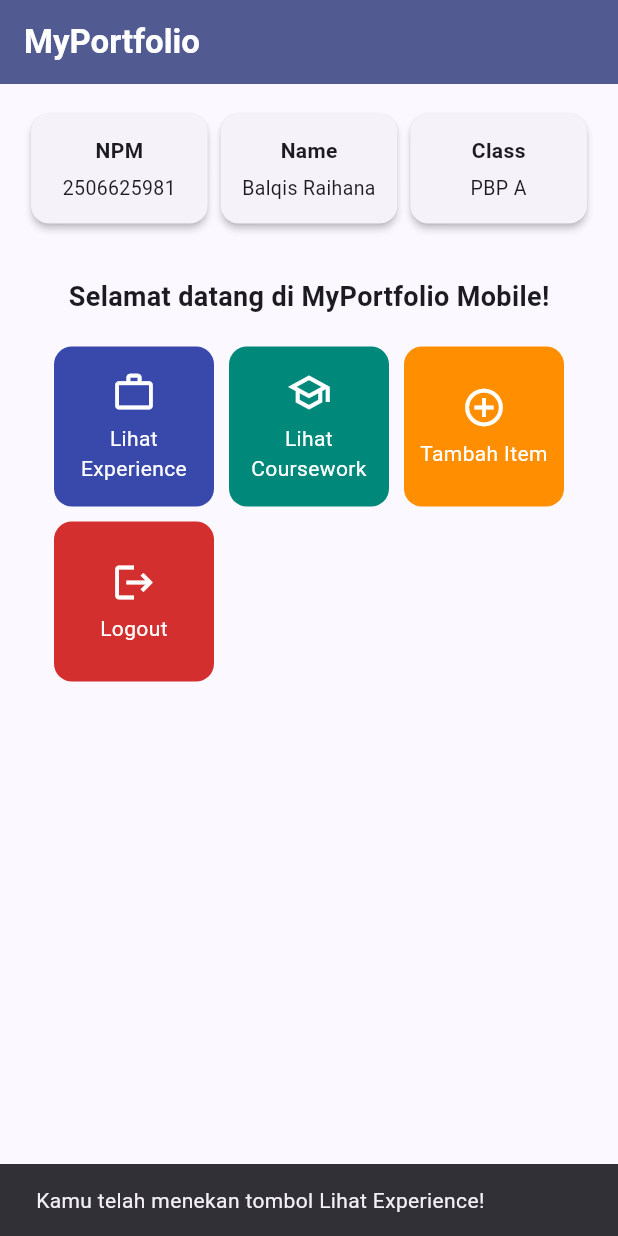
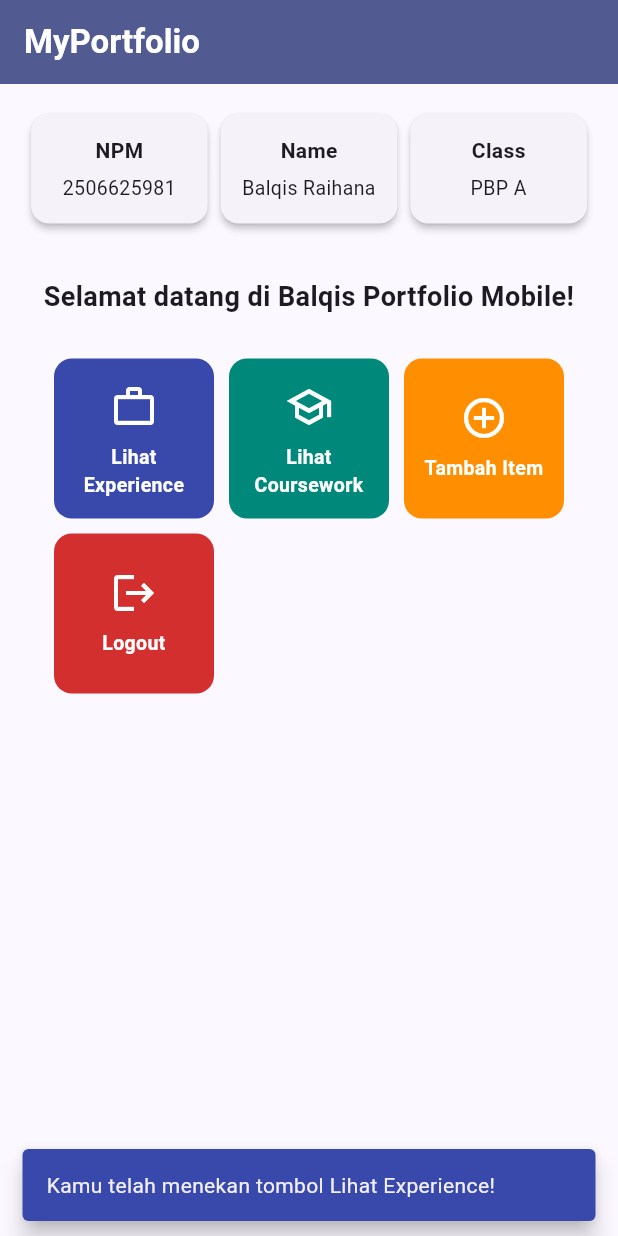
Before and after one commit to balqis-raihana/myportofolio_mobile, a Flutter app: the screen it shows after launch, after a tap on "Lihat Experience", on a phone screen of 412 x 824 dp. Run offline on Flutter 3.47's test engine with Material 3 defaults, Android fonts, the phone set to English and light mode, and no system bars.

Commit message:
feat(ui): enhance ItemCard styling and SnackBar feedback interaction

```diff
--- a/lib/menu.dart
+++ b/lib/menu.dart
@@ -45,12 +45,14 @@ class MyHomePage extends StatelessWidget {
               child: Column(
                 children: [
                   const Padding(
-                    padding: EdgeInsets.only(top: 16.0),
+                    padding: EdgeInsets.only(top: 16.0, bottom: 8.0),
                     child: Text(
-                      'Selamat datang di MyPortfolio Mobile!',
+                      'Selamat datang di Balqis Portfolio Mobile!',
+                      textAlign: TextAlign.center,
                       style: TextStyle(
                         fontWeight: FontWeight.bold,
                         fontSize: 18.0,
+                        letterSpacing: 0.3,
                       ),
                     ),
                   ),
@@ -137,11 +139,16 @@ class ItemCard extends StatelessWidget {
           ScaffoldMessenger.of(context)
             ..hideCurrentSnackBar()
             ..showSnackBar(
-              SnackBar(content: Text("Kamu telah menekan tombol ${item.name}!"))
+              SnackBar(
+                content: Text("Kamu telah menekan tombol ${item.name}!"),
+                backgroundColor: item.color,
+                behavior: SnackBarBehavior.floating,
+                duration: const Duration(seconds: 2),
+              ),
             );
         },
         child: Container(
-          padding: const EdgeInsets.all(8),
+          padding: const EdgeInsets.symmetric(vertical: 16, horizontal: 8),
           child: Center(
             child: Column(
               mainAxisAlignment: MainAxisAlignment.center,
@@ -149,13 +156,17 @@ class ItemCard extends StatelessWidget {
                 Icon(
                   item.icon,
                   color: Colors.white,
-                  size: 30.0,
+                  size: 32.0,
                 ),
-                const Padding(padding: EdgeInsets.all(3)),
+                const SizedBox(height: 8),
                 Text(
                   item.name,
                   textAlign: TextAlign.center,
-                  style: const TextStyle(color: Colors.white),
+                  style: const TextStyle(
+                    color: Colors.white,
+                    fontWeight: FontWeight.w600,
+                    fontSize: 13.0,
+                  ),
                 ),
               ],
             ),
```
